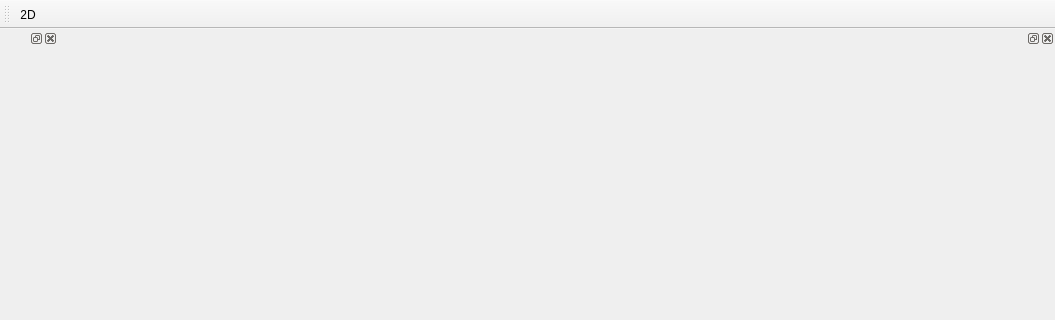
The window that explorer/explorer.ui (desaic/fem) describes before a commit, drawn with Qt 5; both pictures show x 0 to 1055 and y 0 to 320 of the 1055 by 857 pixel window.
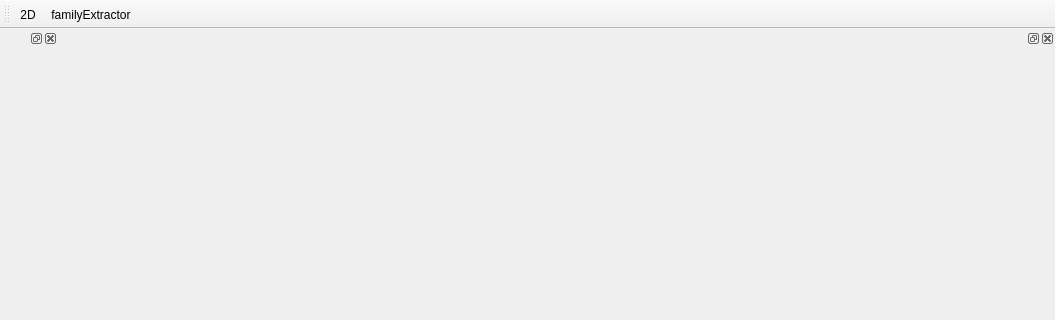
The same window after the commit. Custom widgets are drawn as their Qt base class.

Patch:
```diff
--- a/explorer/explorer.ui
+++ b/explorer/explorer.ui
@@ -123,6 +123,7 @@
     <bool>false</bool>
    </attribute>
    <addaction name="m_action2D"/>
+   <addaction name="m_actionFamilyExtractor"/>
   </widget>
   <action name="m_action2D">
    <property name="checkable">
@@ -135,6 +136,14 @@
     <string>2D</string>
    </property>
   </action>
+  <action name="m_actionFamilyExtractor">
+   <property name="text">
+    <string>familyExtractor</string>
+   </property>
+   <property name="toolTip">
+    <string>extracts microstructures families</string>
+   </property>
+  </action>
  </widget>
  <customwidgets>
   <customwidget>
```
